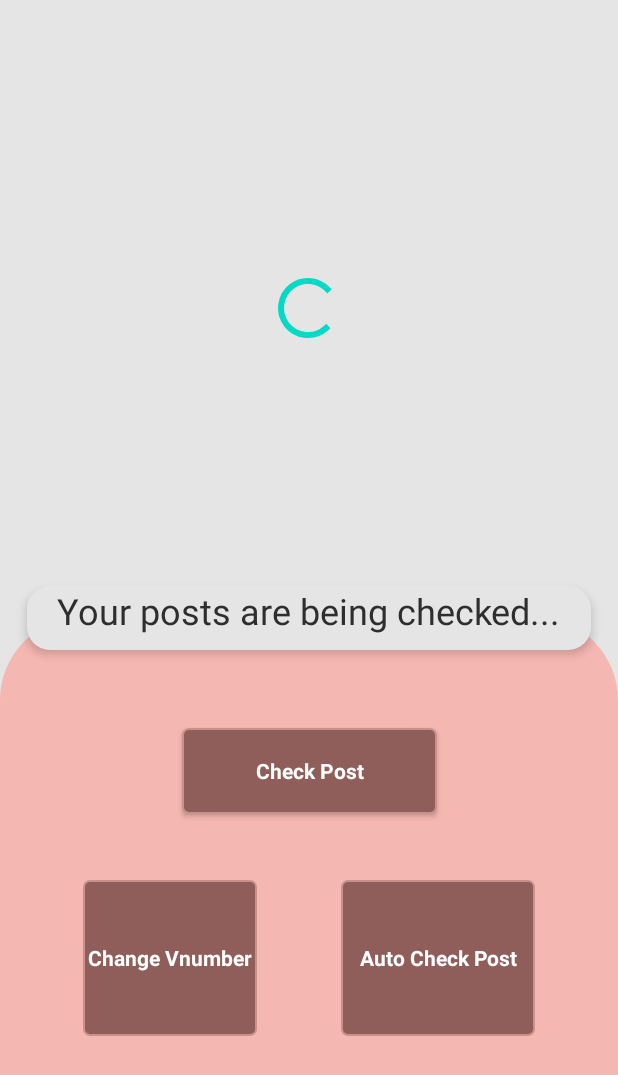
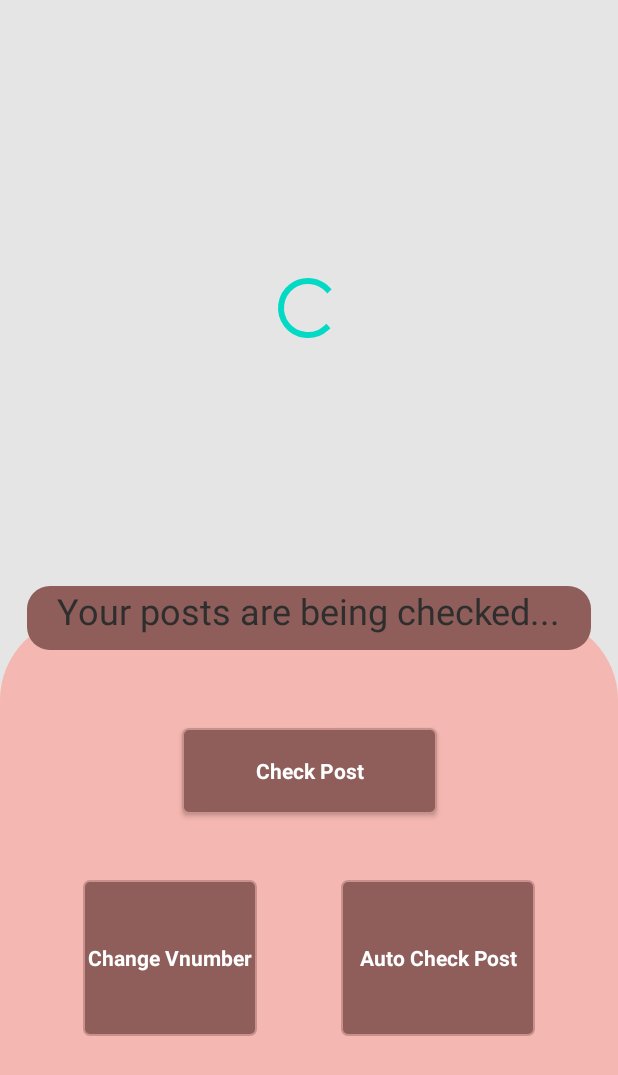
Before and after one commit to kadirbozkurt05/MyCoaMail, an Android app: the screen it shows after launch (MainActivity), on a phone screen of 412 x 824 dp. Shown: the top 1075 px of the screen. Run offline under Robolectric (Android 15) with nearby library versions, the light colour scheme and no system bars; our stand-ins replace Firebase (no records; nobody signed in at launch, a user with empty details on screens opened directly); Roboto replaces fonts that are not available here.

Commit message:
19/12/2022: Yazı arka plan rengi

```diff
--- a/app/src/main/res/drawable/rounded_rectangle.xml
+++ b/app/src/main/res/drawable/rounded_rectangle.xml
@@ -1,7 +1,7 @@
 <?xml version="1.0" encoding="utf-8"?>
 <shape xmlns:android="http://schemas.android.com/apk/res/android"
     android:shape="rectangle">
-<solid android:color="@color/new_white"/>
+<solid android:color="@color/new_button"/>
 <corners android:radius="15dp"/>
     <size
         android:layout_width="0dp"
--- a/app/src/main/res/layout/activity_main.xml
+++ b/app/src/main/res/layout/activity_main.xml
@@ -56,8 +56,6 @@
         android:paddingBottom="10dp"
         android:paddingRight="20dp"
         android:paddingLeft="20dp"
-
-        android:elevation="4dp"
         android:background="@drawable/rounded_rectangle"
         android:layout_width="wrap_content"
         android:layout_height="wrap_content"
@@ -69,7 +67,7 @@
         app:layout_constraintEnd_toEndOf="parent"
         app:layout_constraintStart_toStartOf="parent"
         app:layout_constraintTop_toTopOf="parent"
-        app:layout_constraintVertical_bias="0.50" />
+/>
 
     <androidx.appcompat.widget.AppCompatButton
         android:id="@+id/refreshButton"
```
